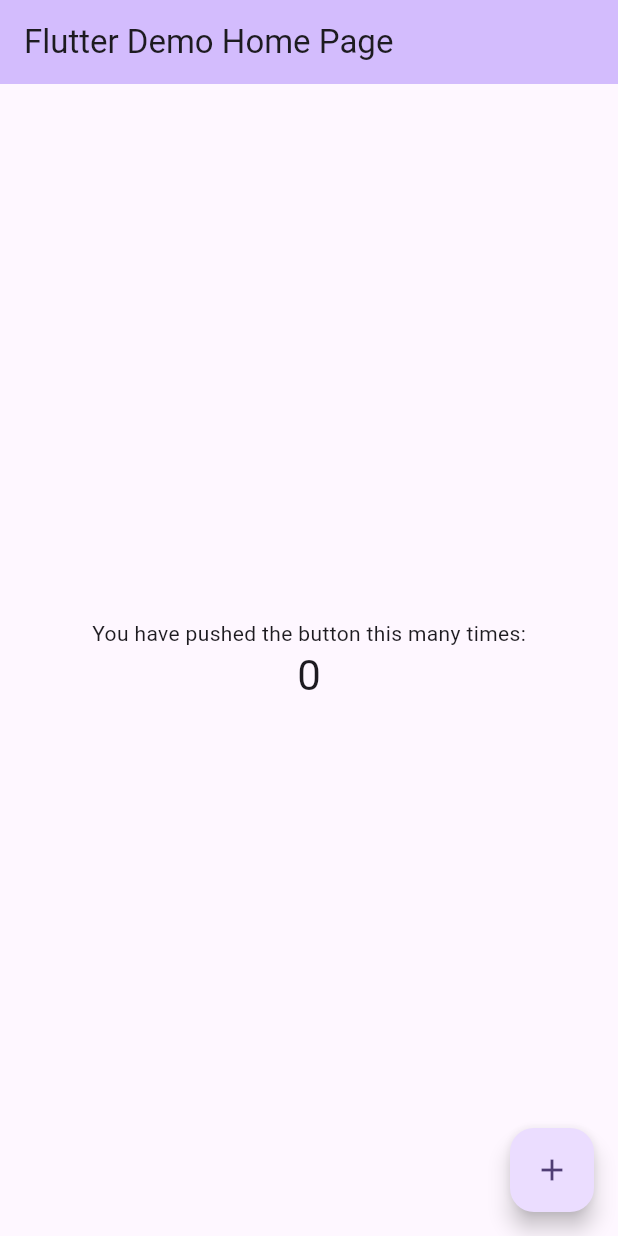
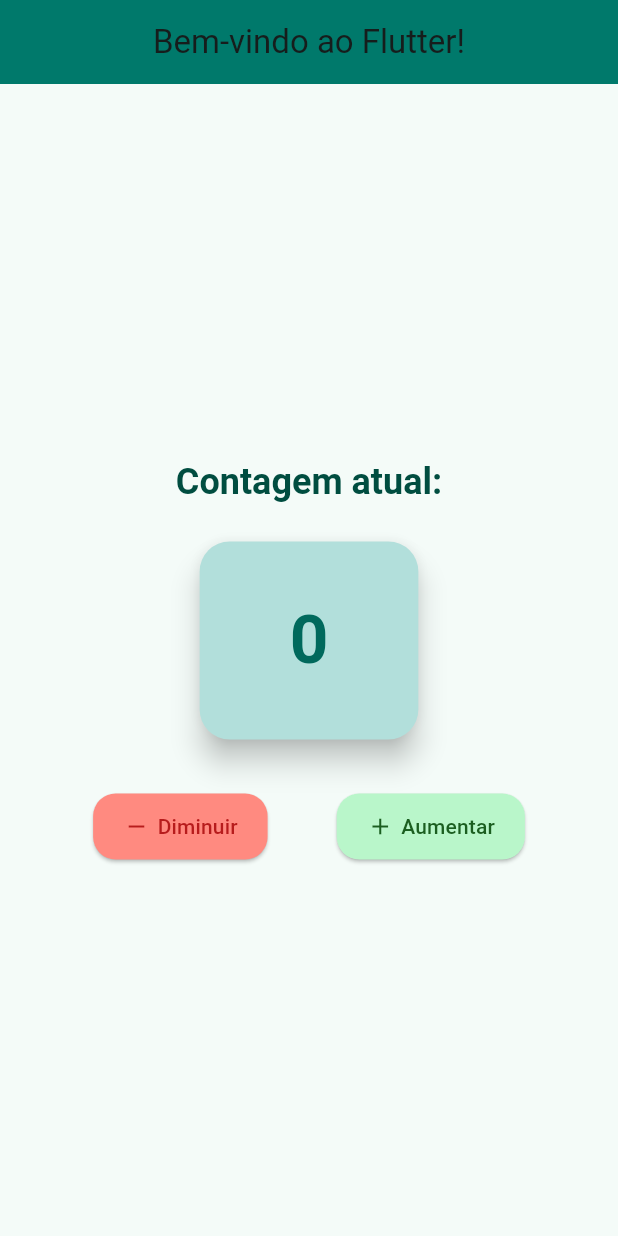
Before and after one commit to Nivaldo-Nilngn/meuappflutter, a Flutter app: the screen it shows after launch, on a phone screen of 412 x 824 dp. Run offline on Flutter 3.47's test engine with Material 3 defaults, Android fonts, the phone set to English and light mode, and no system bars.

Commit message:
Primeiro commit do projeto Flutter

```diff
--- a/lib/main.dart
+++ b/lib/main.dart
@@ -7,46 +7,21 @@ void main() {
 class MyApp extends StatelessWidget {
   const MyApp({super.key});
 
-  // This widget is the root of your application.
   @override
   Widget build(BuildContext context) {
     return MaterialApp(
       title: 'Flutter Demo',
       theme: ThemeData(
-        // This is the theme of your application.
-        //
-        // TRY THIS: Try running your application with "flutter run". You'll see
-        // the application has a purple toolbar. Then, without quitting the app,
-        // try changing the seedColor in the colorScheme below to Colors.green
-        // and then invoke "hot reload" (save your changes or press the "hot
-        // reload" button in a Flutter-supported IDE, or press "r" if you used
-        // the command line to start the app).
-        //
-        // Notice that the counter didn't reset back to zero; the application
-        // state is not lost during the reload. To reset the state, use hot
-        // restart instead.
-        //
-        // This works for code too, not just values: Most code changes can be
-        // tested with just a hot reload.
-        colorScheme: ColorScheme.fromSeed(seedColor: Colors.deepPurple),
+        colorScheme: ColorScheme.fromSeed(seedColor: Colors.teal),
         useMaterial3: true,
       ),
-      home: const MyHomePage(title: 'Flutter Demo Home Page'),
+      home: const MyHomePage(title: 'Bem-vindo ao Flutter!'),
     );
   }
 }
 
 class MyHomePage extends StatefulWidget {
   const MyHomePage({super.key, required this.title});
-
-  // This widget is the home page of your application. It is stateful, meaning
-  // that it has a State object (defined below) that contains fields that affect
-  // how it looks.
-
-  // This class is the configuration for the state. It holds the values (in this
-  // case the title) provided by the parent (in this case the App widget) and
-  // used by the build method of the State. Fields in a Widget subclass are
-  // always marked "final".
 
   final String title;
 
@@ -59,67 +34,101 @@ class _MyHomePageState extends State<MyHomePage> {
 
   void _incrementCounter() {
     setState(() {
-      // This call to setState tells the Flutter framework that something has
-      // changed in this State, which causes it to rerun the build method below
-      // so that the display can reflect the updated values. If we changed
-      // _counter without calling setState(), then the build method would not be
-      // called again, and so nothing would appear to happen.
       _counter++;
+    });
+  }
+
+  void _decrementCounter() {
+    setState(() {
+      if (_counter > 0) _counter--;
     });
   }
 
   @override
   Widget build(BuildContext context) {
-    // This method is rerun every time setState is called, for instance as done
-    // by the _incrementCounter method above.
-    //
-    // The Flutter framework has been optimized to make rerunning build methods
-    // fast, so that you can just rebuild anything that needs updating rather
-    // than having to individually change instances of widgets.
     return Scaffold(
       appBar: AppBar(
-        // TRY THIS: Try changing the color here to a specific color (to
-        // Colors.amber, perhaps?) and trigger a hot reload to see the AppBar
-        // change color while the other colors stay the same.
-        backgroundColor: Theme.of(context).colorScheme.inversePrimary,
-        // Here we take the value from the MyHomePage object that was created by
-        // the App.build method, and use it to set our appbar title.
         title: Text(widget.title),
+        backgroundColor: Colors.teal.shade700,
+        centerTitle: true,
       ),
-      body: Center(
-        // Center is a layout widget. It takes a single child and positions it
-        // in the middle of the parent.
+      body: Padding(
+        padding: const EdgeInsets.all(16.0),
         child: Column(
-          // Column is also a layout widget. It takes a list of children and
-          // arranges them vertically. By default, it sizes itself to fit its
-          // children horizontally, and tries to be as tall as its parent.
-          //
-          // Column has various properties to control how it sizes itself and
-          // how it positions its children. Here we use mainAxisAlignment to
-          // center the children vertically; the main axis here is the vertical
-          // axis because Columns are vertical (the cross axis would be
-          // horizontal).
-          //
-          // TRY THIS: Invoke "debug painting" (choose the "Toggle Debug Paint"
-          // action in the IDE, or press "p" in the console), to see the
-          // wireframe for each widget.
           mainAxisAlignment: MainAxisAlignment.center,
           children: <Widget>[
-            const Text(
-              'You have pushed the button this many times:',
+            Text(
+              'Contagem atual:',
+              style: Theme.of(context).textTheme.headlineSmall?.copyWith(
+                    color: Colors.teal.shade900,
+                    fontWeight: FontWeight.bold,
+                  ),
+              textAlign: TextAlign.center,
             ),
-            Text(
-              '$_counter',
-              style: Theme.of(context).textTheme.headlineMedium,
+            const SizedBox(height: 20),
+            Card(
+              color: Colors.teal.shade100,
+              elevation: 8,
+              shape: RoundedRectangleBorder(
+                borderRadius: BorderRadius.circular(20),
+              ),
+              child: Container(
+                padding:
+                    const EdgeInsets.symmetric(vertical: 40, horizontal: 60),
+                child: Text(
+                  '$_counter',
+                  style: Theme.of(context).textTheme.displayMedium?.copyWith(
+                      color: Colors.teal.shade800, fontWeight: FontWeight.bold),
+                ),
+              ),
+            ),
+            const SizedBox(height: 30),
+            Row(
+              mainAxisAlignment: MainAxisAlignment.spaceEvenly,
+              children: [
+                ElevatedButton(
+                  onPressed: _decrementCounter,
+                  style: ElevatedButton.styleFrom(
+                    backgroundColor: Colors.redAccent.shade100,
+                    foregroundColor: Colors.red.shade900,
+                    shape: RoundedRectangleBorder(
+                      borderRadius: BorderRadius.circular(15),
+                    ),
+                    padding: const EdgeInsets.symmetric(
+                        horizontal: 20, vertical: 12),
+                  ),
+                  child: const Row(
+                    children: [
+                      Icon(Icons.remove),
+                      SizedBox(width: 5),
+                      Text('Diminuir'),
+                    ],
+                  ),
+                ),
+                ElevatedButton(
+                  onPressed: _incrementCounter,
+                  style: ElevatedButton.styleFrom(
+                    backgroundColor: Colors.greenAccent.shade100,
+                    foregroundColor: Colors.green.shade900,
+                    shape: RoundedRectangleBorder(
+                      borderRadius: BorderRadius.circular(15),
+                    ),
+                    padding: const EdgeInsets.symmetric(
+                        horizontal: 20, vertical: 12),
+                  ),
+                  child: const Row(
+                    children: [
+                      Icon(Icons.add),
+                      SizedBox(width: 5),
+                      Text('Aumentar'),
+                    ],
+                  ),
+                ),
+              ],
             ),
           ],
         ),
       ),
-      floatingActionButton: FloatingActionButton(
-        onPressed: _incrementCounter,
-        tooltip: 'Increment',
-        child: const Icon(Icons.add),
-      ), // This trailing comma makes auto-formatting nicer for build methods.
     );
   }
 }
```
Also changed, not shown: images/screenshot.png (added), 1 other file.
